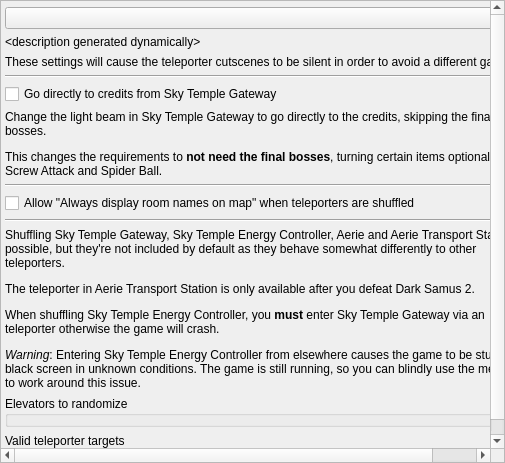
Before: the Qt Designer form randovania/games/prime2/gui/ui_files/preset_teleporters_prime2.ui in randovania/randovania, drawn with Qt 5.
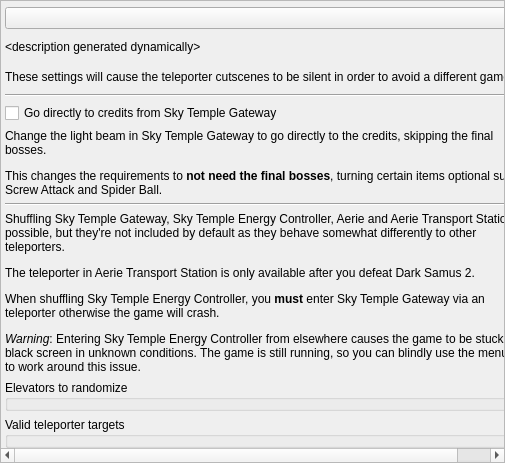
After: the same form once the commit is applied. Custom widgets are drawn as their Qt base class.

The edit to the form file:
```diff
--- a/randovania/games/prime2/gui/ui_files/preset_teleporters_prime2.ui
+++ b/randovania/games/prime2/gui/ui_files/preset_teleporters_prime2.ui
@@ -43,8 +43,8 @@
         <rect>
          <x>0</x>
          <y>0</y>
-         <width>524</width>
-         <height>471</height>
+         <width>534</width>
+         <height>470</height>
         </rect>
        </property>
        <layout class="QVBoxLayout" name="teleporters_layout">
@@ -117,20 +117,6 @@
           </property>
          </widget>
         </item>
-        <item>
-         <widget class="QCheckBox" name="teleporters_allow_unvisited_names_check">
-          <property name="text">
-           <string>Allow &quot;Always display room names on map&quot; when teleporters are shuffled</string>
-          </property>
-         </widget>
-        </item>
-        <item>
-         <widget class="Line" name="teleporters_line_3">
-          <property name="orientation">
-           <enum>Qt::Horizontal</enum>
-          </property>
-         </widget>
-        </item>
         <item>
          <widget class="QLabel" name="teleporters_help_list_label">
           <property name="text">
```
